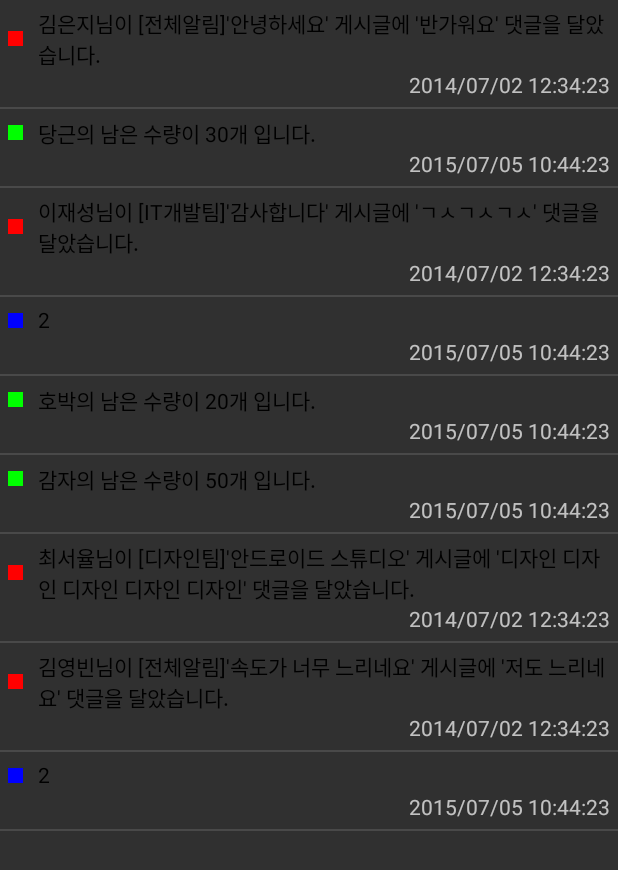
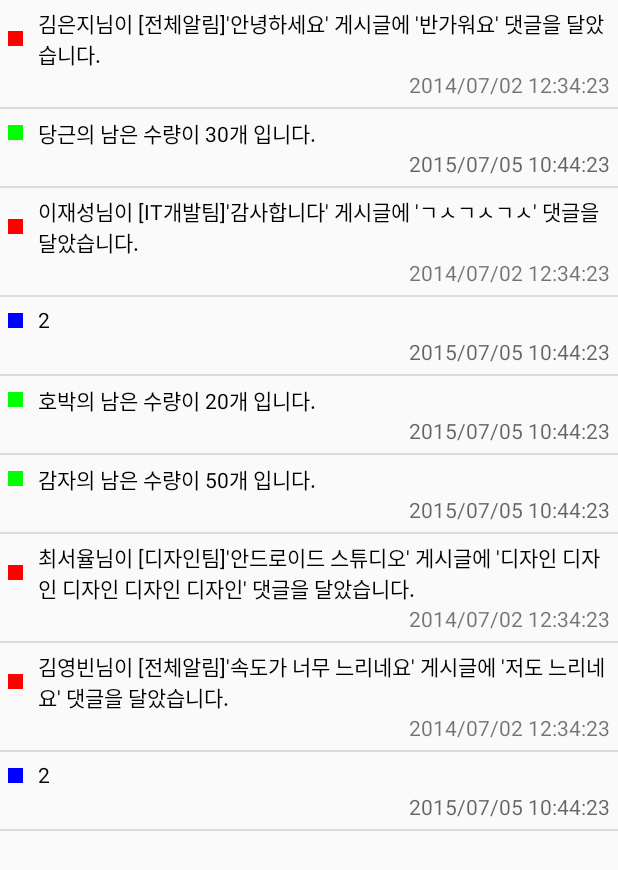
Before and after one commit to konsole2e/cconma-handong, an Android app: the MainActivity screen opened directly, with no data from a screen before it, after a tap on "Notification", on a phone screen of 412 x 824 dp. Shown: the top 870 px of the screen. Run offline under Robolectric (Android 15) with nearby library versions, the phone set to English and light mode, and no system bars.

Commit message:
theme, file name modified

```diff
--- a/CconmaAdmin/app/src/main/java/handong/cconma/cconmaadmin/Activity/MainActivity.java
+++ b/CconmaAdmin/app/src/main/java/handong/cconma/cconmaadmin/Activity/MainActivity.java
@@ -4,6 +4,7 @@ import android.content.Context;
 import android.content.Intent;
 import android.content.pm.PackageInfo;
 import android.content.pm.PackageManager;
+import android.graphics.Color;
 import android.support.design.widget.FloatingActionButton;
 import android.support.design.widget.NavigationView;
 import android.support.design.widget.Snackbar;
@@ -185,6 +186,7 @@ public class MainActivity extends AppCompatActivity{
         tabLayout = (TabLayout) findViewById(R.id.tabLayout);
         tabLayout.setTabGravity(TabLayout.GRAVITY_FILL);
         tabLayout.setTabMode(TabLayout.MODE_SCROLLABLE);
+        tabLayout.setTabTextColors(Color.WHITE, Color.WHITE);
         tabLayout.setupWithViewPager(viewPager);
 
         floatingActionButton = (FloatingActionButton)findViewById(R.id.fab);
--- a/CconmaAdmin/app/src/main/java/handong/cconma/cconmaadmin/Activity/MyWebView.java
+++ b/CconmaAdmin/app/src/main/java/handong/cconma/cconmaadmin/Activity/MyWebView.java
@@ -7,10 +7,8 @@ import android.support.v7.app.ActionBar;
 import android.support.v7.app.AppCompatActivity;
 import android.support.v7.widget.Toolbar;
 import android.view.KeyEvent;
-import android.view.MenuItem;
 import android.view.Window;
 import android.webkit.WebChromeClient;
-import android.webkit.WebSettings;
 import android.webkit.WebView;
 import android.webkit.WebViewClient;
 
@@ -27,7 +25,7 @@ public class MyWebView extends AppCompatActivity {
     protected void onCreate(Bundle savedInstanceState) {
         getWindow().requestFeature(Window.FEATURE_PROGRESS);
         super.onCreate(savedInstanceState);
-        setContentView(R.layout.login_webview);
+        setContentView(R.layout.webview);
 
         toolbar = (Toolbar) findViewById(R.id.tool_bar);
         setSupportActionBar(toolbar);
--- a/CconmaAdmin/app/src/main/res/layout/activity_main.xml
+++ b/CconmaAdmin/app/src/main/res/layout/activity_main.xml
@@ -29,7 +29,6 @@
                 android:layout_below="@+id/toolbar"
                 android:layout_width="match_parent"
                 android:layout_height="wrap_content"
-                android:background="@color/ColorPrimary"
                 android:fillViewport="true"/>
 
             <android.support.v4.view.ViewPager
--- a/CconmaAdmin/app/src/main/res/values/styles.xml
+++ b/CconmaAdmin/app/src/main/res/values/styles.xml
@@ -1,7 +1,7 @@
 <resources xmlns:tools="http://schemas.android.com/tools">
 
     <!-- Base application theme. -->
-    <style name="AppTheme" parent="Theme.AppCompat.NoActionBar">
+    <style name="AppTheme" parent="Theme.AppCompat.Light.NoActionBar">
         <item name="android:activatedBackgroundIndicator">@drawable/drawer_list_selector</item>
         <item name="colorPrimary">@color/ColorPrimary</item>
         <item name="colorPrimaryDark">@color/ColorPrimaryDark</item>
```
Also changed, not shown: CconmaAdmin/app/src/main/res/layout/webview.xml (renamed from CconmaAdmin/app/src/main/res/layout/login_webview.xml).
